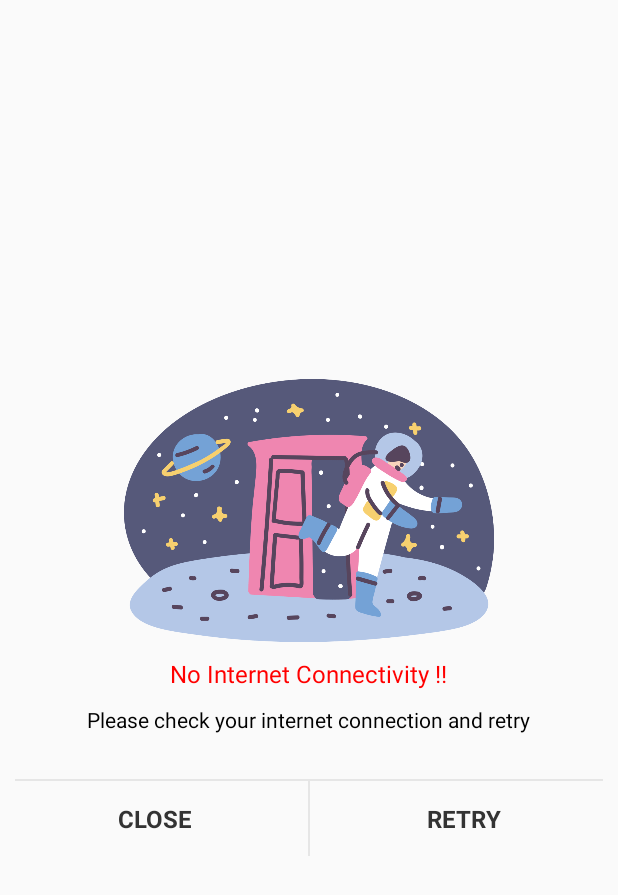
After one commit to avinashcoder/AIO-App, an Android app: the layout fragment_no_internet_dialog.xml on its own in the app's theme, with its tools: preview values and no code run, on a phone screen of 412 x 824 dp. The commit adds this screen. Shown: the top 895 px of the screen. Run offline under Robolectric (Android 15) with nearby library versions, the phone set to English and light mode, and no system bars.

Commit message:
No Internet Dialog

```diff
--- /dev/null
+++ b/app/src/main/res/layout/fragment_no_internet_dialog.xml
@@ -0,0 +1,93 @@
+<?xml version="1.0" encoding="utf-8"?>
+<FrameLayout xmlns:android="http://schemas.android.com/apk/res/android"
+    xmlns:tools="http://schemas.android.com/tools"
+    android:layout_width="match_parent"
+    android:layout_height="wrap_content"
+    android:padding="10dp"
+    android:layout_gravity="center"
+    tools:context=".NoInternetDialogFragment">
+
+    <LinearLayout
+        android:layout_width="wrap_content"
+        android:layout_height="wrap_content"
+        android:orientation="vertical">
+        <ImageView
+            android:layout_width="wrap_content"
+            android:layout_height="175dp"
+            android:src="@drawable/error"/>
+        <TextView
+            android:layout_width="wrap_content"
+            android:layout_height="wrap_content"
+            android:text="No Internet Connectivity !!"
+            android:textSize="16sp"
+            android:textColor="@color/colorPrimary"
+            android:layout_gravity="center"
+            android:layout_marginTop="10dp"/>
+
+        <TextView
+            android:layout_width="wrap_content"
+            android:layout_height="wrap_content"
+            android:text="Please check your internet connection and retry"
+            android:textSize="14sp"
+            android:textColor="@color/black"
+            android:layout_gravity="center"
+            android:layout_marginTop="10dp"/>
+
+        <View
+            android:background="#E6E6E6"
+            android:layout_height="1dp"
+            android:layout_marginTop="30dp"
+            android:layout_width="match_parent" />
+
+        <LinearLayout
+            android:layout_height="wrap_content"
+            android:layout_width="match_parent"
+            android:orientation="horizontal"
+            android:weightSum="21">
+
+            <TextView
+                android:id="@+id/close"
+                android:gravity="center"
+                android:layout_gravity="center"
+                android:layout_height="match_parent"
+                android:layout_weight="10"
+                android:layout_width="0dp"
+                android:fontFamily="sans-serif"
+                android:padding="5dp"
+                android:text="CLOSE"
+                android:textColor="#333333"
+                android:textSize="16sp"
+                android:textStyle="bold" />
+
+            <LinearLayout
+                android:gravity="center"
+                android:layout_height="50dp"
+                android:layout_weight="1"
+                android:layout_width="0dp">
+
+                <View
+                    android:background="#E6E6E6"
+                    android:layout_height="match_parent"
+                    android:layout_width="1dp" />
+
+            </LinearLayout>
+
+
+            <TextView
+                android:id="@+id/retry"
+                android:gravity="center"
+                android:layout_gravity="center"
+                android:fontFamily="sans-serif"
+                android:layout_height="match_parent"
+                android:layout_weight="10"
+                android:layout_width="0dp"
+                android:padding="5dp"
+                android:text="RETRY"
+                android:textColor="#333333"
+                android:textSize="16sp"
+                android:textStyle="bold" />
+
+        </LinearLayout>
+    </LinearLayout>
+
+</FrameLayout>
```
Also changed, not shown: app/src/main/java/com/rainbow/aiobrowser/CheckInternetConnection.java (added, +22 -0 lines), app/src/main/java/com/rainbow/aiobrowser/NoInternetDialogFragment.java (added, +91 -0 lines), app/src/main/java/com/rainbow/aiobrowser/SplashActivity.java (+28 -2 lines), app/src/main/java/com/rainbow/aiobrowser/WebViewActivity.java (+20 -0 lines).
